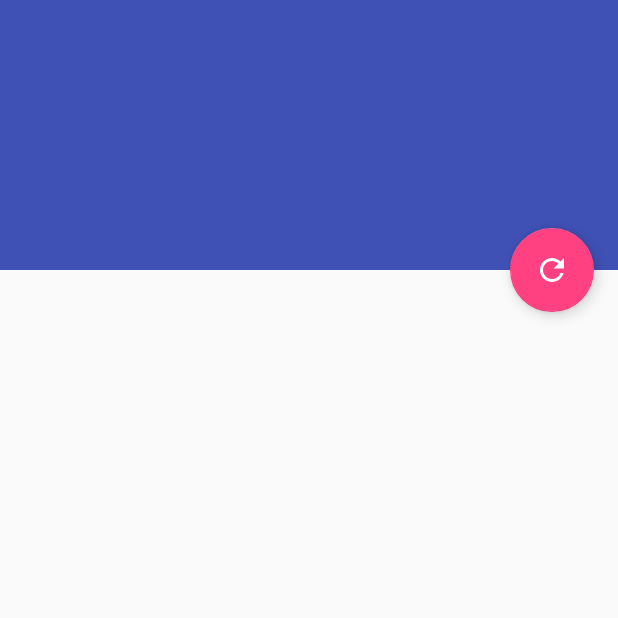
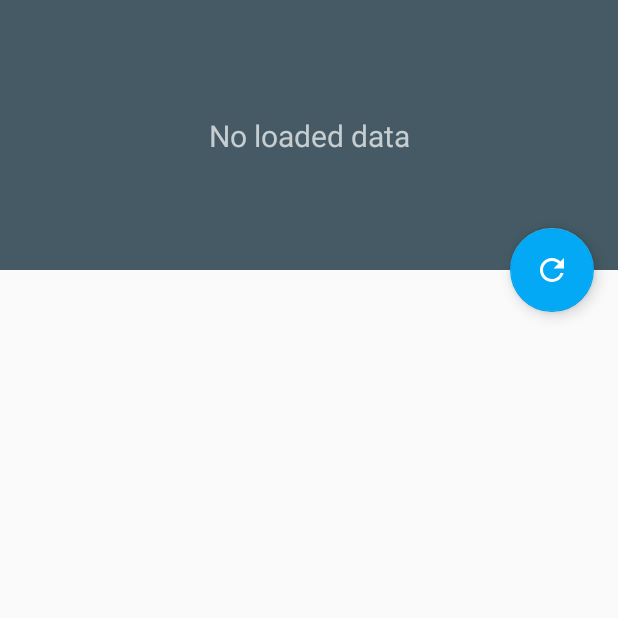
Before and after one commit to Kimentii/WeatherApp, an Android app: the screen it shows after launch (MainActivity), on a phone screen of 412 x 824 dp, the top half of it. Run offline under Robolectric (Android 15) with nearby library versions, the phone set to English and light mode, and no system bars.

Commit message:
Changed application colors, added button animation.

```diff
--- a/app/src/main/res/anim/loading_data.xml
+++ b/app/src/main/res/anim/loading_data.xml
@@ -5,6 +5,7 @@
         android:fromDegrees="0"
         android:pivotX="50%"
         android:pivotY="50%"
+        android:repeatCount="infinite"
         android:startOffset="0"
         android:toDegrees="360"/>
 </set>
--- a/app/src/main/res/layout/activity_main.xml
+++ b/app/src/main/res/layout/activity_main.xml
@@ -57,7 +57,7 @@
                     android:id="@+id/tv_current_weather_city"
                     android:layout_width="wrap_content"
                     android:layout_height="wrap_content"
-                    android:layout_marginTop="8dp"
+                    android:textSize="20sp"
                     app:layout_constraintEnd_toEndOf="@+id/tv_current_weather_country"
                     app:layout_constraintTop_toBottomOf="@+id/tv_current_weather_country"
                     tools:text="Moscow"/>
@@ -66,7 +66,6 @@
                     android:id="@+id/tv_current_weather"
                     android:layout_width="wrap_content"
                     android:layout_height="wrap_content"
-                    android:layout_marginTop="8dp"
                     app:layout_constraintEnd_toEndOf="@+id/tv_current_weather_city"
                     app:layout_constraintTop_toBottomOf="@+id/tv_current_weather_city"
                     tools:text="Sunny 19*C"/>
@@ -82,6 +81,18 @@
                     app:layout_constraintStart_toStartOf="parent"
                     app:layout_constraintTop_toTopOf="parent"
                     tools:visibility="visible"/>
+
+                <TextView
+                    android:id="@+id/tv_message_no_data"
+                    android:layout_width="wrap_content"
+                    android:layout_height="wrap_content"
+                    android:text="@string/message_no_loaded_data"
+                    android:textSize="20sp"
+                    android:visibility="invisible"
+                    app:layout_constraintBottom_toBottomOf="parent"
+                    app:layout_constraintEnd_toEndOf="parent"
+                    app:layout_constraintStart_toStartOf="parent"
+                    app:layout_constraintTop_toTopOf="parent"/>
 
             </android.support.constraint.ConstraintLayout>
         </android.support.design.widget.CollapsingToolbarLayout>
--- a/app/src/main/res/values/colors.xml
+++ b/app/src/main/res/values/colors.xml
@@ -1,6 +1,6 @@
 <?xml version="1.0" encoding="utf-8"?>
 <resources>
-    <color name="colorPrimary">#3F51B5</color>
-    <color name="colorPrimaryDark">#303F9F</color>
-    <color name="colorAccent">#FF4081</color>
+    <color name="colorPrimary">#455A64</color>
+    <color name="colorPrimaryDark">#455A64</color>
+    <color name="colorAccent">#03A9F4</color>
 </resources>
--- a/app/src/main/res/values/strings.xml
+++ b/app/src/main/res/values/strings.xml
@@ -6,6 +6,8 @@
     <string name="title_abbreviated_monday">mo</string>
     <string name="symbol_degree_celsius">℃</string>
     <string name="message_offline">offline</string>
+    <string name="message_no_loaded_data">No loaded data</string>
+    <string name="message_cant_load_data">Can\'t load data</string>
     <string name="key_saved_weather_forecast">weather_forecast</string>
     <string name="key_saved_latitude">latitude</string>
     <string name="key_saved_longitude">longitude</string>
```
Also changed, not shown: app/src/main/java/com/kimentii/weatherapp/MainActivity.java (+15 -24 lines).
